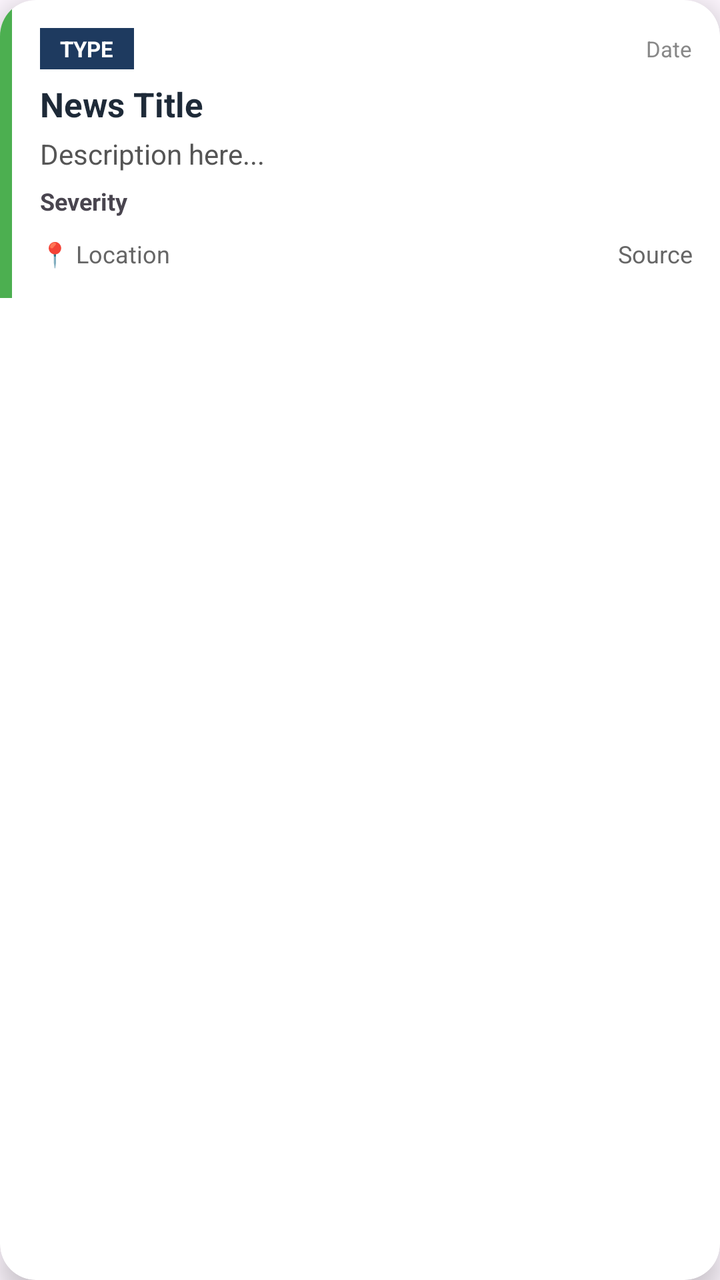
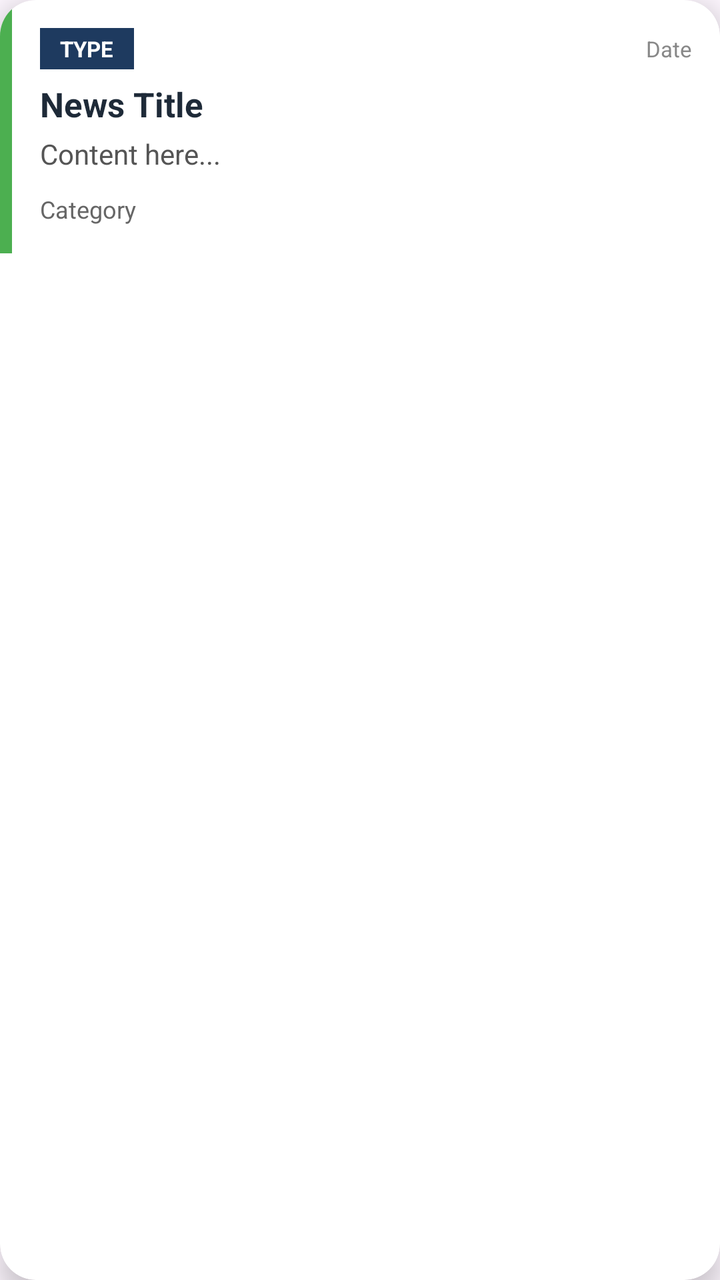

Screens rendered from an Android XML layout before and after an edit, with the pre-edit source and the edit as a unified diff.
<!-- AndroidManifest.xml: application theme Theme.Crises -->
<!-- res/layout/item_news.xml -->
<?xml version="1.0" encoding="utf-8"?>
<androidx.cardview.widget.CardView
    xmlns:android="http://schemas.android.com/apk/res/android"
    xmlns:card_view="http://schemas.android.com/apk/res-auto"
    android:layout_width="match_parent"
    android:layout_height="wrap_content"
    android:layout_margin="10dp"
    card_view:cardCornerRadius="18dp"
    card_view:cardElevation="8dp">

    <LinearLayout
        android:layout_width="match_parent"
        android:layout_height="wrap_content"
        android:orientation="horizontal">

        
        <View
            android:id="@+id/severityBar"
            android:layout_width="6dp"
            android:layout_height="match_parent"
            android:background="#4CAF50"/>

        
        <LinearLayout
            android:layout_width="match_parent"
            android:layout_height="wrap_content"
            android:orientation="vertical"
            android:padding="14dp">

            
            <LinearLayout
                android:layout_width="match_parent"
                android:layout_height="wrap_content"
                android:orientation="horizontal">

                
                <TextView
                    android:id="@+id/type"
                    android:layout_width="wrap_content"
                    android:layout_height="wrap_content"
                    android:text="TYPE"
                    android:textSize="11sp"
                    android:textStyle="bold"
                    android:textColor="#FFFFFF"
                    android:background="#1E3A5F"
                    android:paddingHorizontal="10dp"
                    android:paddingVertical="3dp"/>

                
                <TextView
                    android:id="@+id/date"
                    android:layout_width="match_parent"
                    android:layout_height="wrap_content"
                    android:text="Date"
                    android:textSize="11sp"
                    android:textColor="#888"
                    android:gravity="end"/>
            </LinearLayout>

            
            <TextView
                android:id="@+id/title"
                android:layout_width="match_parent"
                android:layout_height="wrap_content"
                android:text="News Title"
                android:textStyle="bold"
                android:textSize="17sp"
                android:textColor="#1E2A38"
                android:layout_marginTop="6dp"/>

            
            <TextView
                android:id="@+id/description"
                android:layout_width="match_parent"
                android:layout_height="wrap_content"
                android:text="Description here..."
                android:textSize="14sp"
                android:textColor="#555"
                android:layout_marginTop="4dp"
                android:maxLines="3"
                android:ellipsize="end"/>

            
            <TextView
                android:id="@+id/severity"
                android:layout_width="wrap_content"
                android:layout_height="wrap_content"
                android:text="Severity"
                android:textSize="12sp"
                android:textStyle="bold"
                android:layout_marginTop="6dp"/>

            
            <LinearLayout
                android:layout_width="match_parent"
                android:layout_height="wrap_content"
                android:orientation="horizontal"
                android:layout_marginTop="10dp"
                android:weightSum="2">

                
                <TextView
                    android:id="@+id/location"
                    android:layout_width="0dp"
                    android:layout_weight="1"
                    android:layout_height="wrap_content"
                    android:text="📍 Location"
                    android:textSize="12sp"
                    android:textColor="#666"/>

                
                <TextView
                    android:id="@+id/source"
                    android:layout_width="0dp"
                    android:layout_weight="1"
                    android:layout_height="wrap_content"
                    android:text="Source"
                    android:textSize="12sp"
                    android:textColor="#666"
                    android:gravity="end"/>
            </LinearLayout>

        </LinearLayout>

    </LinearLayout>

</androidx.cardview.widget.CardView>
<!-- resources referenced by this layout -->
<resources>
  <style name="Theme.Crises" parent="Base.Theme.Crises" />
  <style name="Base.Theme.Crises" parent="Theme.Material3.DayNight.NoActionBar">
  
      </style>
</resources>

<!-- the commit's change to res/layout/item_news.xml (unified diff, before → after) -->
@@ -73,7 +73,7 @@
                 android:id="@+id/description"
                 android:layout_width="match_parent"
                 android:layout_height="wrap_content"
-                android:text="Description here..."
+                android:text="Content here..."
                 android:textSize="14sp"
                 android:textColor="#555"
                 android:layout_marginTop="4dp"
@@ -85,9 +85,8 @@
                 android:id="@+id/severity"
                 android:layout_width="wrap_content"
                 android:layout_height="wrap_content"
-                android:text="Severity"
-                android:textSize="12sp"
-                android:textStyle="bold"
+                android:text=""
+                android:visibility="gone"
                 android:layout_marginTop="6dp"/>
 
             
@@ -104,7 +103,7 @@
                     android:layout_width="0dp"
                     android:layout_weight="1"
                     android:layout_height="wrap_content"
-                    android:text="📍 Location"
+                    android:text="Category"
                     android:textSize="12sp"
                     android:textColor="#666"/>
 
@@ -114,7 +113,7 @@
                     android:layout_width="0dp"
                     android:layout_weight="1"
                     android:layout_height="wrap_content"
-                    android:text="Source"
+                    android:text=""
                     android:textSize="12sp"
                     android:textColor="#666"
                     android:gravity="end"/>
